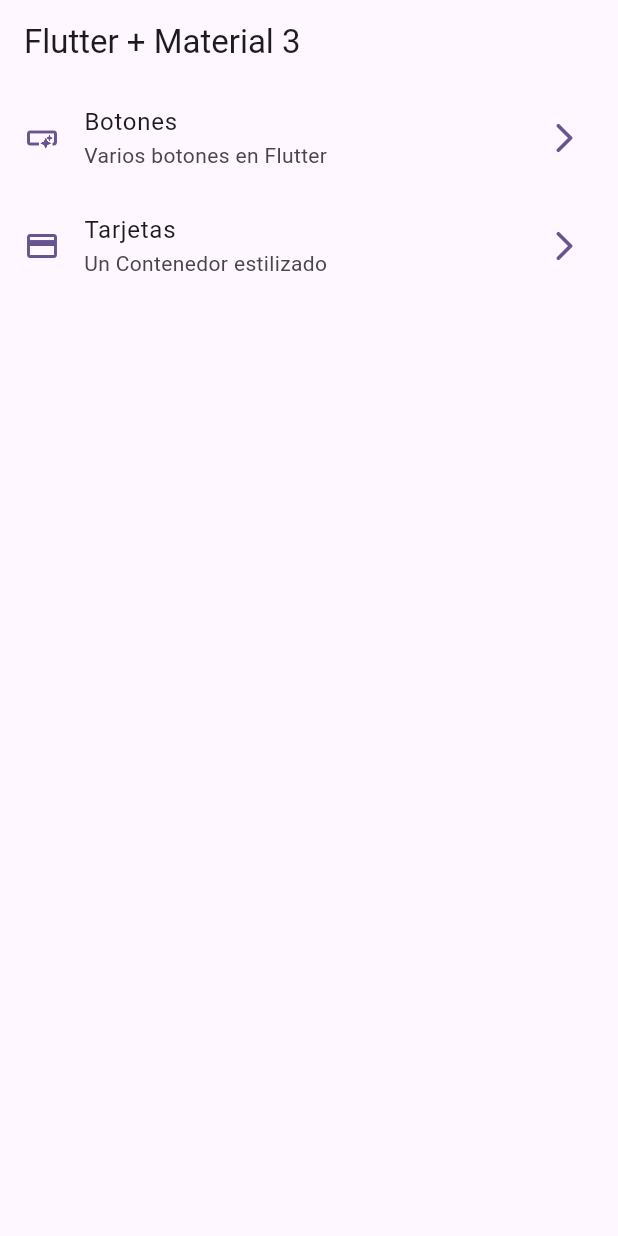
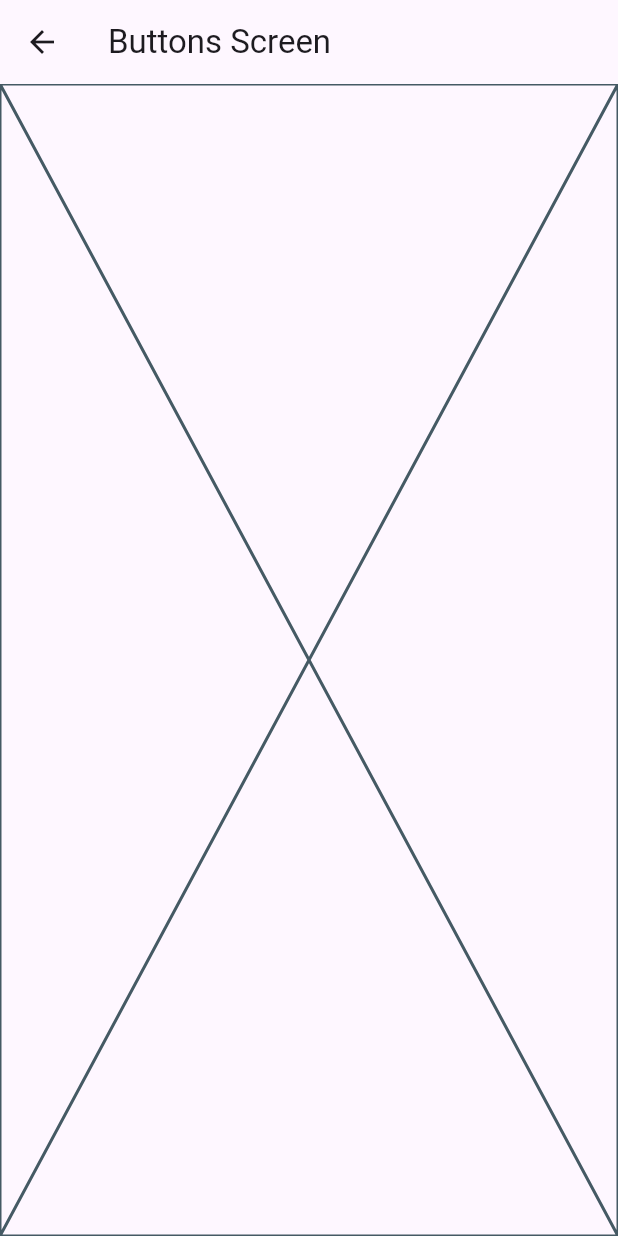
Before and after one commit to Neno2113/widgets_apps, a Flutter app: the screen it shows after launch, after a tap on "Botones", on a phone screen of 412 x 824 dp. Run offline on Flutter 3.47's test engine with Material 2 defaults, Android fonts, the phone set to English and light mode, and no system bars.

```diff
--- a/lib/config/menu/menu_items.dart
+++ b/lib/config/menu/menu_items.dart
@@ -24,7 +24,7 @@ const appMenuItems = <MenuItem>[
   MenuItem(
     title: 'Tarjetas',
     subTitle: 'Un Contenedor estilizado',
-    link: '/card',
+    link: '/cards',
     icon: Icons.credit_card
   ),
 ];
--- a/lib/main.dart
+++ b/lib/main.dart
@@ -1,5 +1,7 @@
 import 'package:flutter/material.dart';
 import 'package:widgets_app/config/theme/app_theme.dart';
+import 'package:widgets_app/presentation/screens/buttons/buttons_screen.dart';
+import 'package:widgets_app/presentation/screens/cards/cards_screen.dart';
 import 'package:widgets_app/presentation/screens/home/home_screen.dart';
 
 void main() {
@@ -14,7 +16,11 @@ class MainApp extends StatelessWidget {
     return MaterialApp(
       debugShowCheckedModeBanner: false,
       theme: AppTheme( selectedColor: 5).getTheme(),
-      home: const HomeScreen()
+      home: const HomeScreen(),
+      routes: {
+        '/buttons':(context) => const ButtonsScreen(),
+        '/cards':(context) => const CardsScreen(),
+      },
     );
   }
 }
--- /dev/null
+++ b/lib/presentation/screens/buttons/buttons_screen.dart
@@ -0,0 +1,17 @@
+import 'package:flutter/material.dart';
+
+
+
+class ButtonsScreen extends StatelessWidget {
+  const ButtonsScreen({super.key});
+
+  @override
+  Widget build(BuildContext context) {
+    return Scaffold(
+      appBar: AppBar(
+        title: const Text('Buttons Screen'),
+      ),
+        body: const Placeholder()
+    );
+  }
+}
--- a/lib/presentation/screens/home/home_screen.dart
+++ b/lib/presentation/screens/home/home_screen.dart
@@ -1,5 +1,6 @@
 import 'package:flutter/material.dart';
 import 'package:widgets_app/config/menu/menu_items.dart';
+import 'package:widgets_app/presentation/screens/buttons/buttons_screen.dart';
 
 class HomeScreen extends StatelessWidget {
   const HomeScreen({super.key});
@@ -45,12 +46,22 @@ class _CustomListTile extends StatelessWidget {
     final colors = Theme.of(context).colorScheme;
 
     return ListTile(
-      leading: Icon( menuItem.icon, color: colors.primary, ),
-      trailing: Icon(Icons.arrow_forward_ios_rounded, color: colors.primary,),
+      leading: Icon(
+        menuItem.icon,
+        color: colors.primary,
+      ),
+      trailing: Icon(
+        Icons.arrow_forward_ios_rounded,
+        color: colors.primary,
+      ),
       title: Text(menuItem.title),
       subtitle: Text(menuItem.subTitle),
       onTap: () {
-        //TODO: Navegar a otra pantalla
+        // Navigator.of(context).push(MaterialPageRoute(
+        //   builder: (context) => const ButtonsScreen(),
+        // ));
+
+        Navigator.pushNamed(context, menuItem.link);
       },
     );
   }
```
Also changed, not shown: lib/presentation/screens/cards/cards_screen.dart (added, +17 -0 lines).
